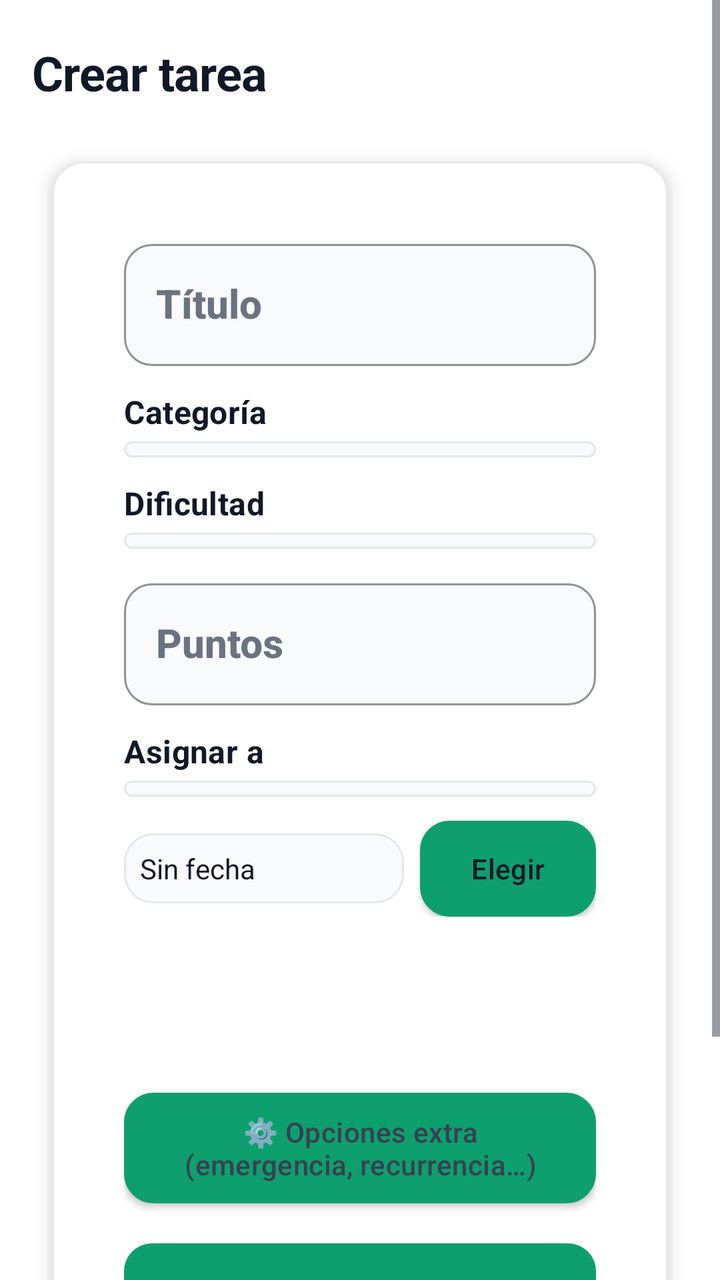
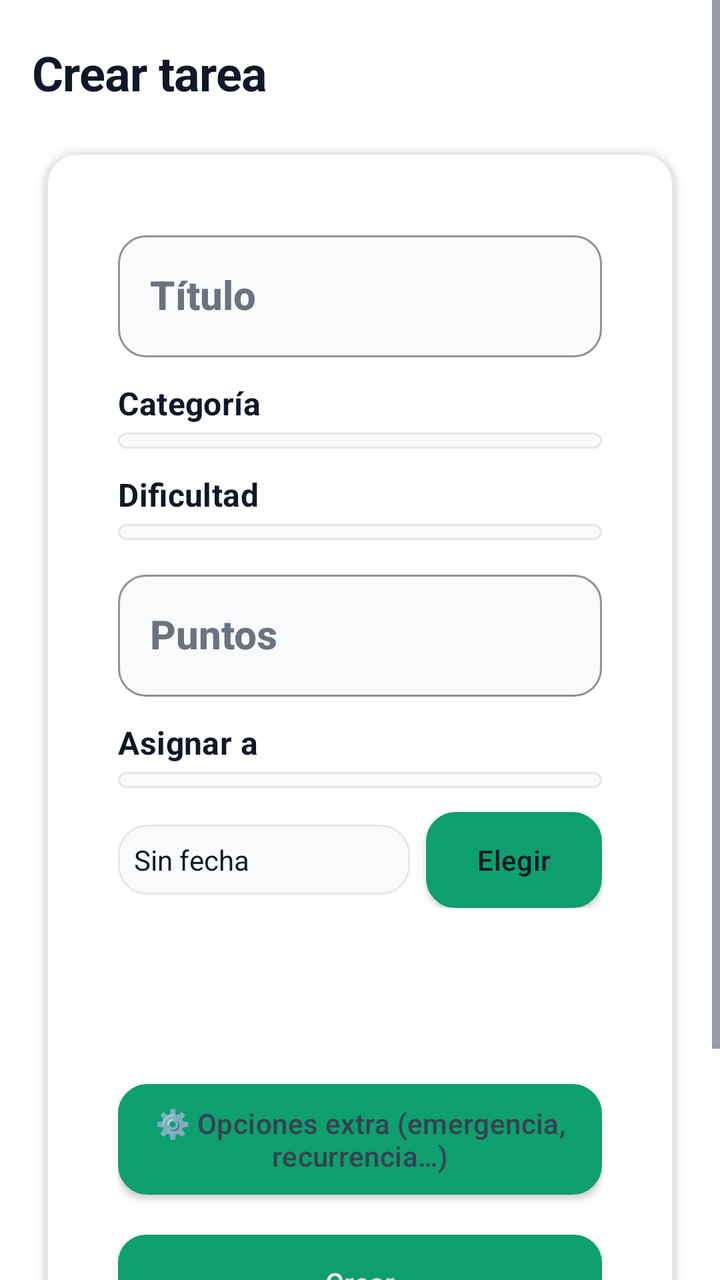

Before-and-after screenshots of an Android layout around one commit, followed by the original layout XML and the change that was made.
<!-- AndroidManifest.xml: application theme Theme.TFG -->
<!-- res/layout/fragment_tareas_crear.xml -->
<?xml version="1.0" encoding="utf-8"?>
<ScrollView xmlns:android="http://schemas.android.com/apk/res/android"
    xmlns:app="http://schemas.android.com/apk/res-auto"
    android:layout_width="match_parent"
    android:layout_height="match_parent"
    android:fillViewport="false"
    android:background="@color/fondo">

    <LinearLayout
        android:layout_width="match_parent"
        android:layout_height="wrap_content"
        android:orientation="vertical"
        android:paddingTop="20dp"
        android:paddingStart="16dp"
        android:paddingEnd="16dp"
        android:paddingBottom="72dp">

        <TextView
            android:id="@+id/tvTituloCrear"
            android:layout_width="match_parent"
            android:layout_height="wrap_content"
            android:text="@string/crear_tarea"
            android:textAppearance="@style/TextAppearance.TFG.Headline"
            android:textColor="@color/texto_principal"
            android:layout_marginBottom="@dimen/spacing_lg" />

        <com.google.android.material.card.MaterialCardView
            android:layout_width="match_parent"
            android:layout_height="wrap_content"
            app:cardCornerRadius="16dp"
            app:cardElevation="5dp"
            app:cardBackgroundColor="@color/superficie"
            app:strokeColor="@color/divisor"
            app:strokeWidth="1dp">

            <LinearLayout
                android:layout_width="match_parent"
                android:layout_height="wrap_content"
                android:orientation="vertical"
                android:padding="20dp" android:paddingBottom="76dp">

                
                <com.google.android.material.textfield.TextInputLayout
                    style="@style/Widget.TFG.TextInputLayout"
                    android:layout_width="match_parent"
                    android:layout_height="wrap_content"
                    android:hint="@string/titulo_hint">

                    <com.google.android.material.textfield.TextInputEditText
                        android:id="@+id/etTitulo"
                        android:layout_width="match_parent"
                        android:layout_height="wrap_content"
                        android:imeOptions="flagNoExtractUi"
                        android:inputType="text"
                        android:autofillHints="none"
                        android:textColor="@color/texto_principal"
                        android:textColorHint="@color/gris" />
                </com.google.android.material.textfield.TextInputLayout>

                
                <TextView
                    android:layout_width="wrap_content"
                    android:layout_height="wrap_content"
                    android:text="@string/categoria"
                    android:textAppearance="@style/TextAppearance.TFG.SubTitulo"
                    android:textColor="@color/texto_principal"
                    android:layout_marginTop="@dimen/spacing_md"
                    android:layout_marginBottom="@dimen/spacing_xs" />

                <Spinner
                    android:id="@+id/spCategoria"
                    android:layout_width="match_parent"
                    android:layout_height="wrap_content"
                    android:background="@drawable/bg_input_campo"
                    android:padding="4dp" />

                
                <TextView
                    android:layout_width="wrap_content"
                    android:layout_height="wrap_content"
                    android:text="@string/dificultad"
                    android:textAppearance="@style/TextAppearance.TFG.SubTitulo"
                    android:textColor="@color/texto_principal"
                    android:layout_marginTop="@dimen/spacing_md"
                    android:layout_marginBottom="@dimen/spacing_xs" />

                <Spinner
                    android:id="@+id/spDificultad"
                    android:layout_width="match_parent"
                    android:layout_height="wrap_content"
                    android:background="@drawable/bg_input_campo"
                    android:padding="4dp" />

                
                <com.google.android.material.textfield.TextInputLayout
                    android:id="@+id/tilPuntos"
                    style="@style/Widget.TFG.TextInputLayout"
                    android:layout_width="match_parent"
                    android:layout_height="wrap_content"
                    android:hint="@string/puntos_hint"
                    android:layout_marginTop="@dimen/spacing_md">

                    <com.google.android.material.textfield.TextInputEditText
                        android:id="@+id/etPuntos"
                        android:layout_width="match_parent"
                        android:layout_height="wrap_content"
                        android:inputType="number"
                        android:imeOptions="flagNoExtractUi"
                        android:autofillHints="none"
                        android:textColor="@color/texto_principal"
                        android:textColorHint="@color/gris" />
                </com.google.android.material.textfield.TextInputLayout>

                <TextView
                    android:id="@+id/tvPuntosFijos"
                    android:layout_width="wrap_content"
                    android:layout_height="wrap_content"
                    android:layout_marginTop="10dp"
                    android:text="@string/puntos_fijos_200"
                    android:textColor="@color/texto_secundario"
                    android:textSize="12sp"
                    android:visibility="gone" />

                
                <TextView
                    android:layout_width="wrap_content"
                    android:layout_height="wrap_content"
                    android:text="@string/asignar_a"
                    android:textAppearance="@style/TextAppearance.TFG.SubTitulo"
                    android:textColor="@color/texto_principal"
                    android:layout_marginTop="@dimen/spacing_md"
                    android:layout_marginBottom="@dimen/spacing_xs" />

                <Spinner
                    android:id="@+id/spAsignarA"
                    android:layout_width="match_parent"
                    android:layout_height="wrap_content"
                    android:background="@drawable/bg_input_campo"
                    android:padding="4dp" />

                
                <LinearLayout
                    android:id="@+id/llFecha"
                    android:layout_width="match_parent"
                    android:layout_height="wrap_content"
                    android:orientation="horizontal"
                    android:layout_marginTop="@dimen/spacing_md"
                    android:gravity="center_vertical" android:paddingBottom="76dp">

                    <TextView
                        android:id="@+id/tvFechaProgramada"
                        android:layout_width="0dp"
                        android:layout_height="wrap_content"
                        android:layout_weight="1"
                        android:text="@string/sin_fecha"
                        android:padding="@dimen/spacing_sm"
                        android:textColor="@color/texto_principal"
                        android:background="@drawable/bg_input_campo" />

                    <com.google.android.material.button.MaterialButton
                        android:id="@+id/btnElegirFecha"
                        style="@style/Widget.TFG.Boton.Contorno"
                        android:layout_width="wrap_content"
                        android:layout_height="wrap_content"
                        android:layout_marginStart="@dimen/spacing_sm"
                        android:text="@string/elegir"
                        android:textAllCaps="false" />

                </LinearLayout>

                
                <com.google.android.material.button.MaterialButton
                    android:id="@+id/btnOpcionesExtra"
                    style="@style/Widget.TFG.Boton.Contorno"
                    android:layout_width="match_parent"
                    android:layout_height="wrap_content"
                    android:layout_marginTop="@dimen/spacing_md"
                    android:text="@string/opciones_extra"
                    android:textColor="@color/texto_secundario"
                    android:textAllCaps="false" />

                
                <com.google.android.material.button.MaterialButton
                    android:id="@+id/btnCrearTarea"
                    style="@style/Widget.TFG.Boton.Relleno"
                    android:layout_width="match_parent"
                    android:layout_height="wrap_content"
                    android:layout_marginTop="@dimen/spacing_xl"
                    android:text="@string/crear"
                    android:textAllCaps="false" />

            </LinearLayout>
        </com.google.android.material.card.MaterialCardView>

    </LinearLayout>

</ScrollView>
<!-- resources referenced by this layout -->
<resources>
  <color name="divisor">#E5E7EB</color>
  <color name="fondo">#FFFFFF</color>
  <color name="gris">#6B7280</color>
  <color name="superficie">#FFFFFF</color>
  <color name="texto_principal">#111827</color>
  <color name="texto_secundario">#374151</color>
  <dimen name="spacing_lg">16dp</dimen>
  <dimen name="spacing_md">12dp</dimen>
  <dimen name="spacing_sm">8dp</dimen>
  <dimen name="spacing_xl">20dp</dimen>
  <dimen name="spacing_xs">4dp</dimen>
  <string name="asignar_a">Asignar a</string>
  <string name="categoria">Categoría</string>
  <string name="crear">Crear</string>
  <string name="crear_tarea">Crear tarea</string>
  <string name="dificultad">Dificultad</string>
  <string name="elegir">Elegir</string>
  <string name="opciones_extra">⚙️ Opciones extra (emergencia, recurrencia…)</string>
  <string name="puntos_fijos_200">Puntos fijos: 200 pts</string>
  <string name="puntos_hint">Puntos</string>
  <string name="sin_fecha">Sin fecha</string>
  <string name="titulo_hint">Título</string>
  <style name="TextAppearance.TFG.SubTitulo" parent="TextAppearance.MaterialComponents.Subtitle1">
          <item name="android:textColor">@color/texto_principal</item>
          <item name="android:textStyle">bold</item>
          <item name="android:textSize">16sp</item>
      </style>
  <style name="Widget.TFG.Boton.Contorno" parent="Widget.TFG.Boton.Base">
          <item name="android:background">@drawable/btn_outline_black</item>
          <item name="android:textColor">@color/texto_principal</item>
          <item name="cornerRadius">@dimen/corner_radius_md</item>
      </style>
  <style name="Widget.TFG.Boton.Relleno" parent="Widget.TFG.Boton.Base">
          <item name="android:background">@drawable/btn_filled_black</item>
          <item name="android:textColor">@color/on_acento</item>
          <item name="cornerRadius">@dimen/corner_radius_md</item>
      </style>
  <style name="Theme.TFG" parent="Tema.TFG.Moderno" />
  <color name="superficie_variant">#F9FAFB</color>
  <style name="Widget.TFG.Boton.Base" parent="Widget.MaterialComponents.Button">
          <item name="android:textAllCaps">false</item>
          <item name="android:minHeight">@dimen/button_min_height</item>
          <item name="android:textSize">14sp</item>
          <item name="android:letterSpacing">0.01</item>
      </style>
  <dimen name="corner_radius_md">14dp</dimen>
  <color name="on_acento">#FFFFFF</color>
  <color name="primario">#0E9F6E</color>
  <dimen name="stroke_thin">1dp</dimen>
  <dimen name="stroke_normal">1.5dp</dimen>
  <color name="texto_deshabilitado">#6B7280</color>
  <dimen name="button_min_height">48dp</dimen>
  <color name="brand_100">#D6F2E6</color>
  <color name="brand_600">#0A7D56</color>
  <color name="primario_variant">#0A7D56</color>
  <style name="TextAppearance.TFG.Cuerpo" parent="TextAppearance.MaterialComponents.Body1">
          <item name="android:textColor">@color/texto_secundario</item>
          <item name="android:textSize">14sp</item>
          <item name="android:lineSpacingMultiplier">1.2</item>
      </style>
  <style name="TextAppearance.TFG.Label" parent="TextAppearance.MaterialComponents.Caption">
          <item name="android:textColor">@color/texto_deshabilitado</item>
          <item name="android:textSize">12sp</item>
          <item name="android:letterSpacing">0.03</item>
      </style>
  <dimen name="corner_radius_xl">20dp</dimen>
  <dimen name="elevation_default">1dp</dimen>
  <style name="TextAppearance.TFG.NavLabel" parent="TextAppearance.MaterialComponents.Caption">
          <item name="android:textSize">11sp</item>
          <item name="android:letterSpacing">0.02</item>
      </style>
  <!-- unchanged entries left out for length: 10 -->
</resources>

<!-- the commit's change to res/layout/fragment_tareas_crear.xml (unified diff, before → after) -->
@@ -27,11 +27,11 @@
         <com.google.android.material.card.MaterialCardView
             android:layout_width="match_parent"
             android:layout_height="wrap_content"
-            app:cardCornerRadius="16dp"
-            app:cardElevation="5dp"
+            app:cardCornerRadius="@dimen/corner_radius_lg"
+            app:cardElevation="@dimen/elevation_pressed"
             app:cardBackgroundColor="@color/superficie"
             app:strokeColor="@color/divisor"
-            app:strokeWidth="1dp">
+            app:strokeWidth="@dimen/stroke_thin">
 
             <LinearLayout
                 android:layout_width="match_parent"
<!-- resource entries referenced after the edit -->
@@ -6,6 +6,8 @@
   <color name="superficie">#FFFFFF</color>
   <color name="texto_principal">#111827</color>
   <color name="texto_secundario">#374151</color>
+  <dimen name="corner_radius_lg">16dp</dimen>
+  <dimen name="elevation_pressed">2dp</dimen>
   <dimen name="spacing_lg">16dp</dimen>
   <dimen name="spacing_md">12dp</dimen>
   <dimen name="spacing_sm">8dp</dimen>
